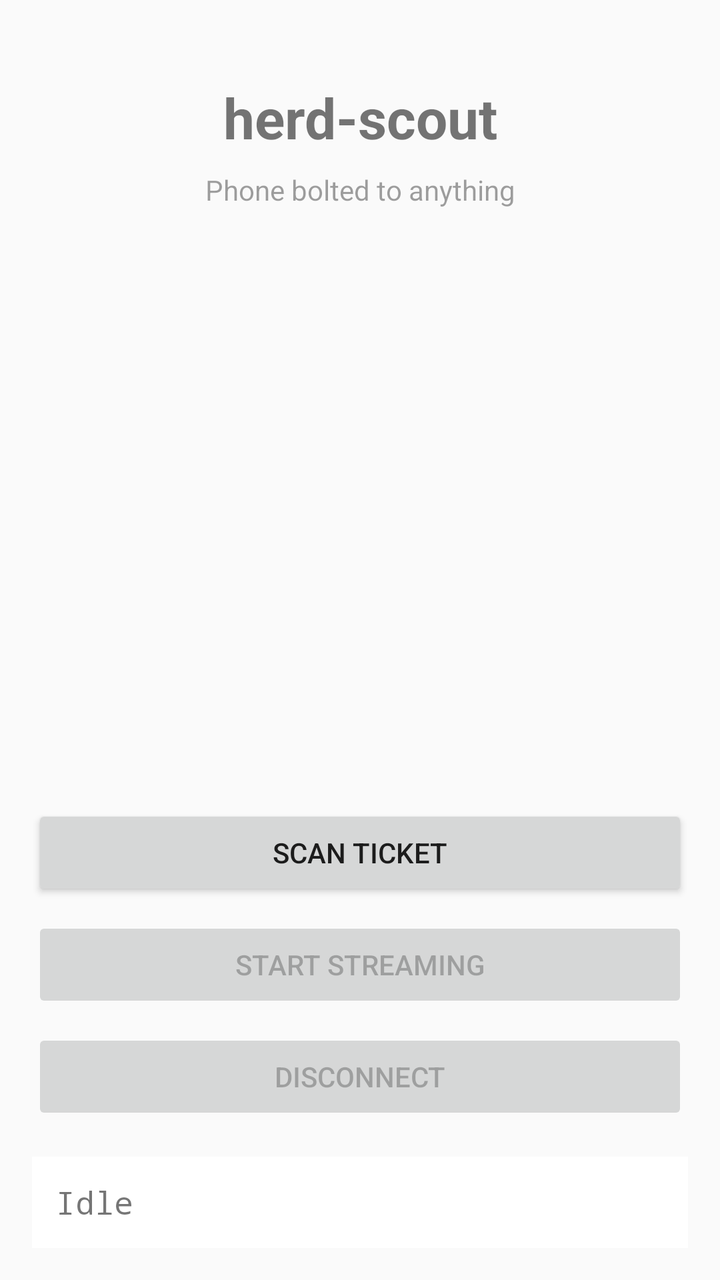
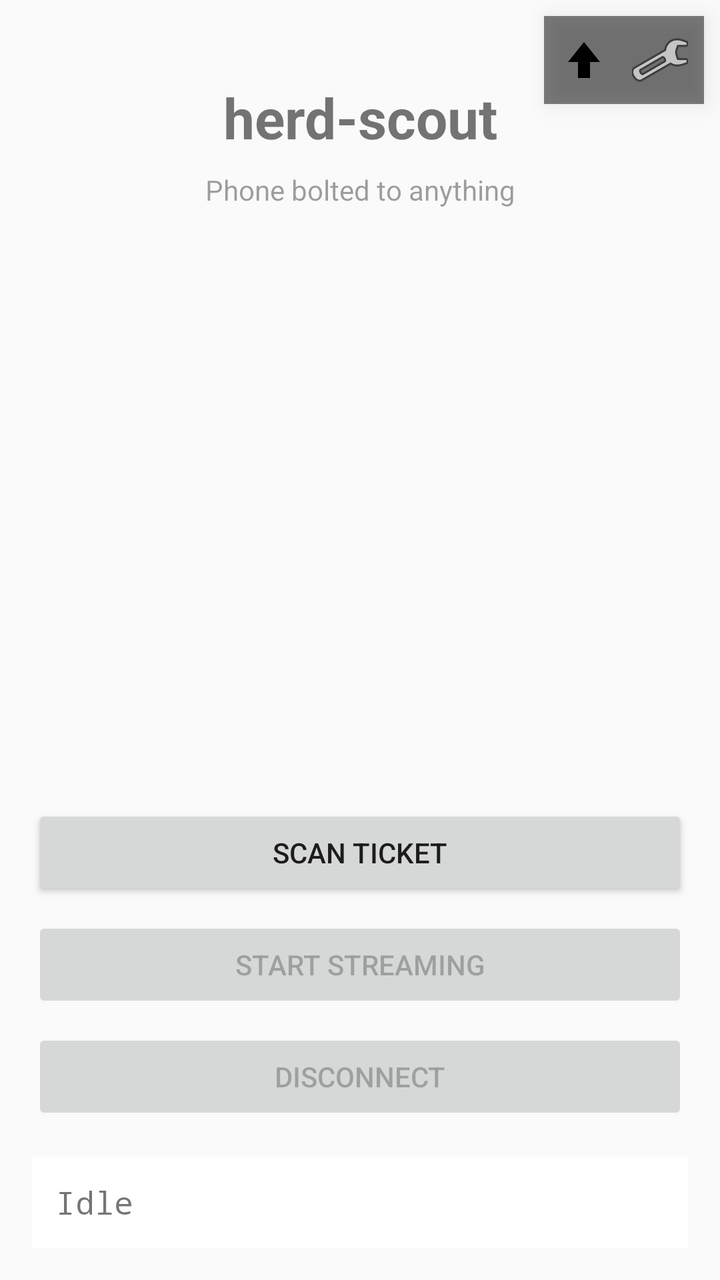

An Android layout rendered at two revisions. The XML below is the earlier revision; the diff shows what the commit changed to produce the second picture.
<!-- AndroidManifest.xml: application theme Theme.HerdScout -->
<!-- res/layout/activity_main.xml -->
<?xml version="1.0" encoding="utf-8"?>
<FrameLayout
    xmlns:android="http://schemas.android.com/apk/res/android"
    android:layout_width="match_parent"
    android:layout_height="match_parent"
    android:fitsSystemWindows="true">

<LinearLayout
    android:layout_width="match_parent"
    android:layout_height="match_parent"
    android:orientation="vertical"
    android:padding="16dp">

    
    <TextView
        android:id="@+id/appTitle"
        android:layout_width="match_parent"
        android:layout_height="wrap_content"
        android:text="@string/app_name"
        android:textSize="28sp"
        android:textStyle="bold"
        android:gravity="center"
        android:layout_marginTop="24dp"
        android:layout_marginBottom="8dp" />

    <TextView
        android:id="@+id/appSubtitle"
        android:layout_width="match_parent"
        android:layout_height="wrap_content"
        android:text="@string/app_subtitle"
        android:textSize="14sp"
        android:gravity="center"
        android:alpha="0.7"
        android:layout_marginBottom="32dp" />

    
    <androidx.camera.view.PreviewView
        android:id="@+id/cameraPreview"
        android:layout_width="match_parent"
        android:layout_height="0dp"
        android:layout_weight="1"
        android:visibility="invisible"
        android:layout_marginBottom="16dp" />

    
    <Button
        android:id="@+id/scanButton"
        android:layout_width="match_parent"
        android:layout_height="wrap_content"
        android:text="@string/scan_ticket"
        android:layout_marginBottom="8dp" />

    <Button
        android:id="@+id/startStopButton"
        android:layout_width="match_parent"
        android:layout_height="wrap_content"
        android:text="@string/start_streaming"
        android:enabled="false"
        android:layout_marginBottom="8dp" />

    <Button
        android:id="@+id/disconnectButton"
        android:layout_width="match_parent"
        android:layout_height="wrap_content"
        android:text="@string/disconnect"
        android:enabled="false"
        android:layout_marginBottom="16dp" />

    
    <TextView
        android:id="@+id/statusOverlay"
        android:layout_width="match_parent"
        android:layout_height="wrap_content"
        android:text="@string/status_idle"
        android:textSize="16sp"
        android:padding="12dp"
        android:background="?android:attr/colorBackgroundFloating"
        android:fontFamily="monospace" />
</LinearLayout>

    
    <TextView
        android:id="@+id/orientationHint"
        android:layout_width="match_parent"
        android:layout_height="wrap_content"
        android:layout_gravity="top"
        android:text="@string/orientation_hint"
        android:textSize="14sp"
        android:textStyle="bold"
        android:textColor="#FFFFFF"
        android:gravity="center"
        android:padding="14dp"
        android:background="#CC1976D2"
        android:elevation="8dp"
        android:visibility="gone" />
</FrameLayout>
<!-- resources referenced by this layout -->
<resources>
  <string name="app_name">herd-scout</string>
  <string name="app_subtitle">Phone bolted to anything</string>
  <string name="disconnect">Disconnect</string>
  <string name="orientation_hint">↻  Rotate phone to landscape for correct video orientation</string>
  <string name="scan_ticket">Scan Ticket</string>
  <string name="start_streaming">Start Streaming</string>
  <string name="status_idle">Idle</string>
  <style name="Theme.HerdScout" parent="Theme.AppCompat.DayNight" />
</resources>

<!-- the commit's change to res/layout/activity_main.xml (unified diff, before → after) -->
@@ -79,18 +79,42 @@
 </LinearLayout>
 
     
-    <TextView
-        android:id="@+id/orientationHint"
-        android:layout_width="match_parent"
+    <LinearLayout
+        android:id="@+id/topEdgeIndicator"
+        android:layout_width="wrap_content"
         android:layout_height="wrap_content"
-        android:layout_gravity="top"
-        android:text="@string/orientation_hint"
-        android:textSize="14sp"
-        android:textStyle="bold"
-        android:textColor="#FFFFFF"
-        android:gravity="center"
-        android:padding="14dp"
-        android:background="#CC1976D2"
-        android:elevation="8dp"
-        android:visibility="gone" />
+        android:layout_gravity="top|end"
+        android:orientation="horizontal"
+        android:gravity="center_vertical"
+        android:padding="8dp"
+        android:layout_margin="8dp"
+        android:background="#80000000"
+        android:elevation="6dp">
+
+        <ImageView
+            android:id="@+id/topEdgeArrow"
+            android:layout_width="24dp"
+            android:layout_height="24dp"
+            android:src="@drawable/ic_arrow_up"
+            android:contentDescription="@string/top_edge_arrow_desc" />
+
+        <TextView
+            android:id="@+id/topEdgeLabel"
+            android:layout_width="wrap_content"
+            android:layout_height="wrap_content"
+            android:layout_marginStart="6dp"
+            android:layout_marginEnd="6dp"
+            android:textSize="12sp"
+            android:textStyle="bold"
+            android:textColor="#FFFFFF"
+            android:fontFamily="monospace" />
+
+        <ImageButton
+            android:id="@+id/topEdgeSettings"
+            android:layout_width="28dp"
+            android:layout_height="28dp"
+            android:src="@android:drawable/ic_menu_preferences"
+            android:background="?android:attr/selectableItemBackgroundBorderless"
+            android:contentDescription="@string/top_edge_settings_desc" />
+    </LinearLayout>
 </FrameLayout>
<!-- resource entries referenced after the edit -->
@@ -1,12 +1,25 @@
 <!-- resources referenced by this layout -->
 <resources>
+  <!-- drawable ic_arrow_up (drawable) -->
+  <?xml version="1.0" encoding="utf-8"?>
+  <vector xmlns:android="http://schemas.android.com/apk/res/android"
+      android:width="24dp"
+      android:height="24dp"
+      android:viewportWidth="24"
+      android:viewportHeight="24"
+      android:tint="?android:attr/colorForeground">
+      <path
+          android:fillColor="@android:color/white"
+          android:pathData="M12,3 L4,13 L9,13 L9,21 L15,21 L15,13 L20,13 Z" />
+  </vector>
   <string name="app_name">herd-scout</string>
   <string name="app_subtitle">Phone bolted to anything</string>
   <string name="disconnect">Disconnect</string>
-  <string name="orientation_hint">↻  Rotate phone to landscape for correct video orientation</string>
   <string name="scan_ticket">Scan Ticket</string>
   <string name="start_streaming">Start Streaming</string>
   <string name="status_idle">Idle</string>
+  <string name="top_edge_arrow_desc">Arrow indicating which device edge appears at the top of the video</string>
+  <string name="top_edge_settings_desc">Change which edge of the phone is the top of the video</string>
   <style name="Theme.HerdScout" parent="Theme.AppCompat.DayNight" />
 </resources>
 
